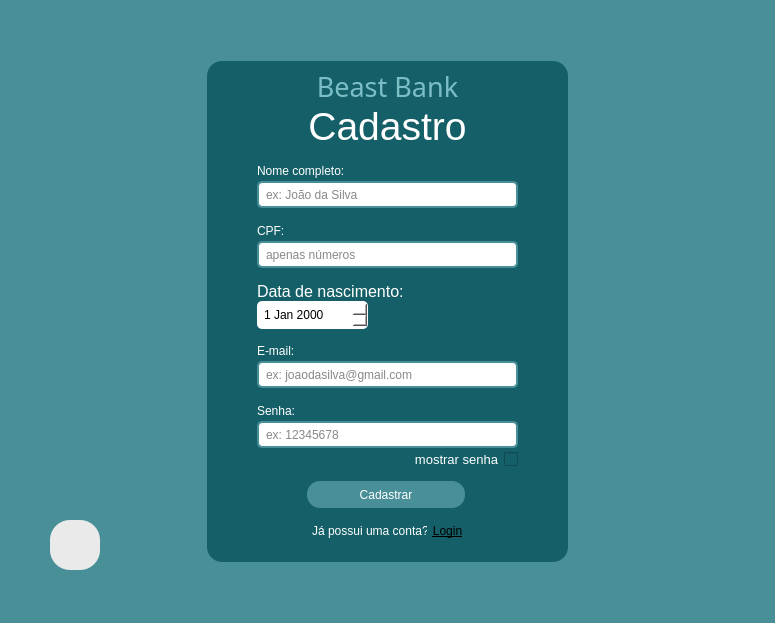
Qt form banco/ui/2_cadastro_screen.ui (JoaoVitorMoreiraPassos/Banco_POO2) before a commit.
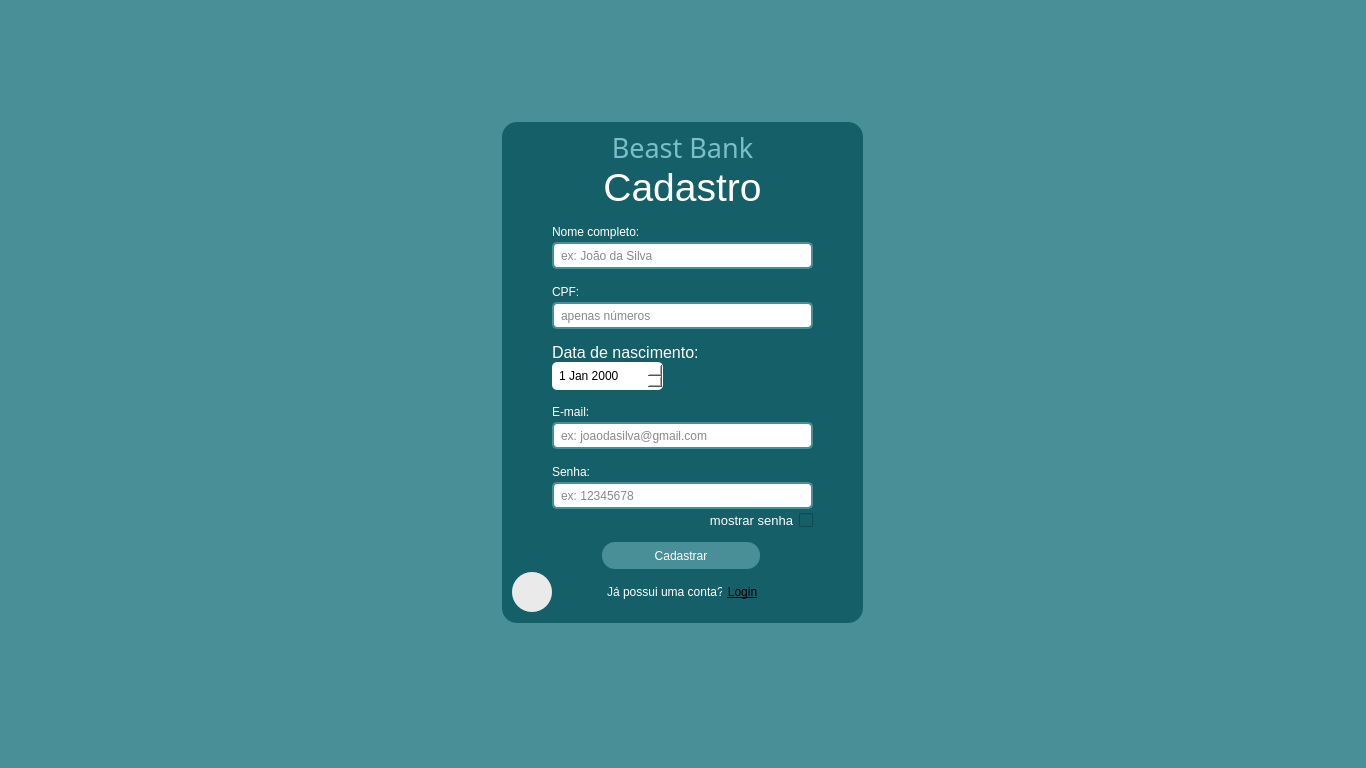
The same form after that commit.

Commit message: Implementação do grid layout e pequenas modificações nas telas

Diff of the .ui file:
```diff
--- a/banco/ui/2_cadastro_screen.ui
+++ b/banco/ui/2_cadastro_screen.ui
@@ -6,8 +6,8 @@
    <rect>
     <x>0</x>
     <y>0</y>
-    <width>775</width>
-    <height>623</height>
+    <width>1366</width>
+    <height>768</height>
    </rect>
   </property>
   <property name="windowTitle">
@@ -17,14 +17,14 @@
    <string notr="true">background-color: #498f97;</string>
   </property>
   <widget class="QWidget" name="centralwidget">
+   <layout class="QGridLayout" name="gridLayout">
+    <item row="0" column="0">
    <widget class="QFrame" name="frame">
-    <property name="geometry">
-     <rect>
-      <x>207</x>
-      <y>61</y>
+      <property name="maximumSize">
+       <size>
       <width>361</width>
       <height>501</height>
-     </rect>
+       </size>
     </property>
     <property name="styleSheet">
      <string notr="true">background-color: #156068;
@@ -425,35 +425,13 @@
       <string>Nome completo:</string>
      </property>
     </widget>
-   </widget>
-   <widget class="QPushButton" name="voltar">
-    <property name="geometry">
-     <rect>
-      <x>50</x>
-      <y>520</y>
-      <width>50</width>
-      <height>50</height>
-     </rect>
-    </property>
-    <property name="cursor">
-     <cursorShape>PointingHandCursor</cursorShape>
-    </property>
-    <property name="styleSheet">
-     <string notr="true">background-color: rgba(200, 200, 200, 51);
-border-radius: 20px;
-</string>
-    </property>
-    <property name="text">
-     <string/>
-    </property>
-   </widget>
    <widget class="QLabel" name="img">
     <property name="geometry">
      <rect>
-      <x>50</x>
-      <y>520</y>
-      <width>50</width>
-      <height>50</height>
+         <x>10</x>
+         <y>450</y>
+         <width>40</width>
+         <height>40</height>
      </rect>
     </property>
     <property name="cursor">
@@ -470,9 +448,30 @@
      <set>Qt::AlignCenter</set>
     </property>
    </widget>
-   <zorder>img</zorder>
-   <zorder>frame</zorder>
-   <zorder>voltar</zorder>
+      <widget class="QPushButton" name="voltar">
+       <property name="geometry">
+        <rect>
+         <x>10</x>
+         <y>450</y>
+         <width>40</width>
+         <height>40</height>
+        </rect>
+       </property>
+       <property name="cursor">
+        <cursorShape>PointingHandCursor</cursorShape>
+       </property>
+       <property name="styleSheet">
+        <string notr="true">background-color: rgba(200, 200, 200, 51);
+border-radius: 20px;
+</string>
+       </property>
+       <property name="text">
+        <string/>
+       </property>
+      </widget>
+     </widget>
+    </item>
+   </layout>
   </widget>
   <widget class="QStatusBar" name="statusbar"/>
  </widget>
```
Lines whose indentation alone changed are shown as unchanged. The commit also changes 24 other files.
